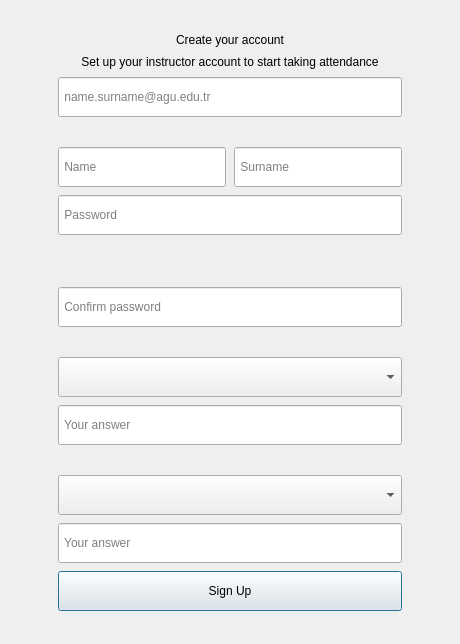
Qt form ui/create_account_window.ui (imndllnuri/students-attendance-app) before a commit.
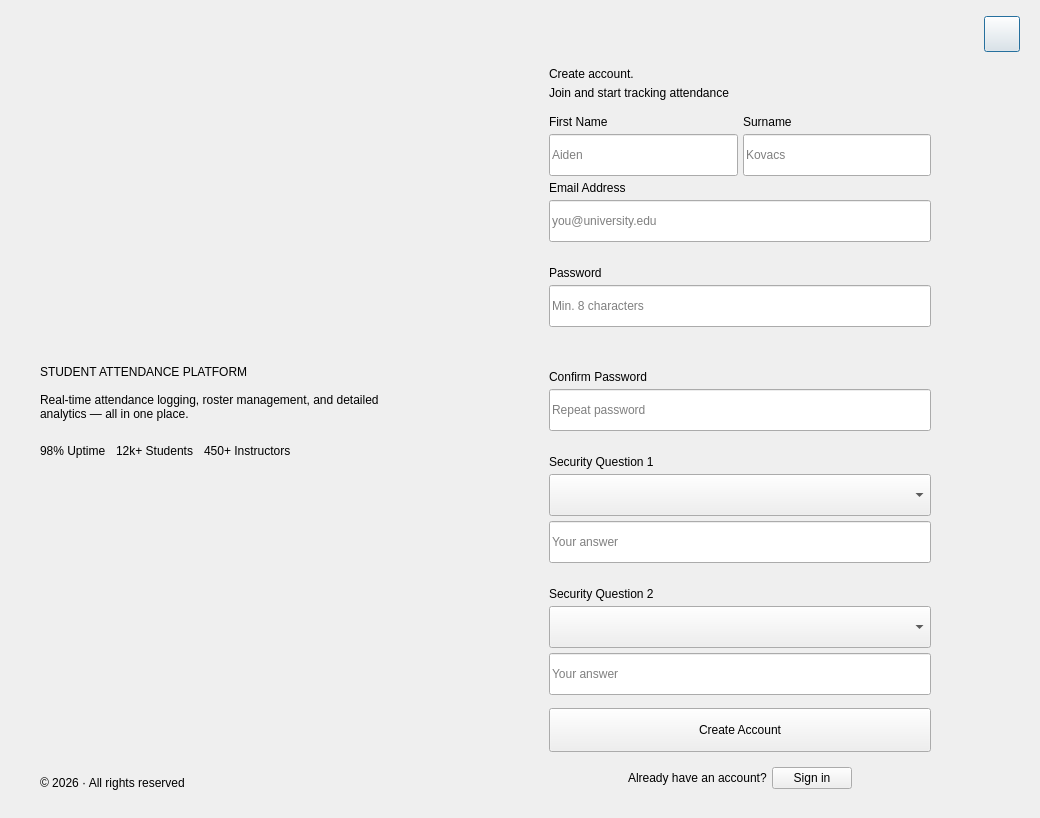
The same form after that commit. Icons and pictures are not drawn.

Commit message: AttendU redesign: new theme system + auth screens (Login/Signup/Reset)

Diff of the .ui file:
```diff
--- a/ui/create_account_window.ui
+++ b/ui/create_account_window.ui
@@ -6,94 +6,225 @@
    <rect>
     <x>0</x>
     <y>0</y>
-    <width>460</width>
-    <height>640</height>
+    <width>1040</width>
+    <height>760</height>
    </rect>
   </property>
   <property name="windowTitle">
    <string>Create Account</string>
   </property>
-  <layout class="QVBoxLayout" name="root_layout">
+  <layout class="QHBoxLayout" name="root_layout">
    <property name="leftMargin"><number>0</number></property>
    <property name="topMargin"><number>0</number></property>
    <property name="rightMargin"><number>0</number></property>
    <property name="bottomMargin"><number>0</number></property>
+   <property name="spacing"><number>0</number></property>
    <item>
-    <widget class="QWidget" name="background" native="true">
-     <layout class="QVBoxLayout" name="background_layout">
+    <widget class="QWidget" name="auth_left_panel" native="true">
+     <property name="minimumSize"><size><width>380</width><height>0</height></size></property>
+     <property name="maximumSize"><size><width>440</width><height>16777215</height></size></property>
+     <layout class="QVBoxLayout" name="left_panel_layout">
+      <property name="leftMargin"><number>40</number></property>
+      <property name="topMargin"><number>36</number></property>
+      <property name="rightMargin"><number>40</number></property>
+      <property name="bottomMargin"><number>28</number></property>
+      <property name="spacing"><number>0</number></property>
       <item>
-       <spacer name="top_spacer">
+       <widget class="QLabel" name="agu_logo_lbl">
+        <property name="maximumSize"><size><width>16777215</width><height>48</height></size></property>
+        <property name="alignment"><set>Qt::AlignLeft|Qt::AlignVCenter</set></property>
+        <property name="pixmap">
+         <pixmap resource="../resources/images/qrc.qrc">:/images/abdullah_gul-universitesi-logo.png</pixmap>
+        </property>
+        <property name="scaledContents"><bool>true</bool></property>
+       </widget>
+      </item>
+      <item>
+       <spacer name="left_top_spacer">
         <property name="orientation"><enum>Qt::Vertical</enum></property>
         <property name="sizeType"><enum>QSizePolicy::Expanding</enum></property>
         <property name="sizeHint" stdset="0"><size><width>20</width><height>40</height></size></property>
        </spacer>
       </item>
       <item>
-       <layout class="QHBoxLayout" name="center_layout">
+       <widget class="QLabel" name="auth_eyebrow_lbl">
+        <property name="text"><string>STUDENT ATTENDANCE PLATFORM</string></property>
+       </widget>
+      </item>
+      <item>
+       <widget class="QLabel" name="auth_headline_lbl">
+        <property name="wordWrap"><bool>true</bool></property>
+        <property name="text"><string/></property>
+       </widget>
+      </item>
+      <item>
+       <widget class="QLabel" name="auth_supporting_lbl">
+        <property name="wordWrap"><bool>true</bool></property>
+        <property name="text"><string>Real-time attendance logging, roster management, and detailed analytics — all in one place.</string></property>
+       </widget>
+      </item>
+      <item>
+       <layout class="QHBoxLayout" name="auth_stats_row">
+        <property name="topMargin"><number>20</number></property>
+        <property name="spacing"><number>10</number></property>
         <item>
-         <spacer name="left_spacer">
+         <widget class="QLabel" name="auth_stat_1_lbl">
+          <property name="text"><string>98% Uptime</string></property>
+         </widget>
+        </item>
+        <item>
+         <widget class="QLabel" name="auth_stat_2_lbl">
+          <property name="text"><string>12k+ Students</string></property>
+         </widget>
+        </item>
+        <item>
+         <widget class="QLabel" name="auth_stat_3_lbl">
+          <property name="text"><string>450+ Instructors</string></property>
+         </widget>
+        </item>
+        <item>
+         <spacer name="auth_stats_spacer">
           <property name="orientation"><enum>Qt::Horizontal</enum></property>
           <property name="sizeType"><enum>QSizePolicy::Expanding</enum></property>
+          <property name="sizeHint" stdset="0"><size><width>10</width><height>20</height></size></property>
+         </spacer>
+        </item>
+       </layout>
+      </item>
+      <item>
+       <spacer name="left_bottom_spacer">
+        <property name="orientation"><enum>Qt::Vertical</enum></property>
+        <property name="sizeType"><enum>QSizePolicy::Expanding</enum></property>
+        <property name="sizeHint" stdset="0"><size><width>20</width><height>40</height></size></property>
+       </spacer>
+      </item>
+      <item>
+       <widget class="QLabel" name="auth_footer_lbl">
+        <property name="text"><string>© 2026 · All rights reserved</string></property>
+       </widget>
+      </item>
+     </layout>
+    </widget>
+   </item>
+   <item>
+    <widget class="QWidget" name="auth_right_panel" native="true">
+     <layout class="QVBoxLayout" name="right_panel_layout">
+      <property name="leftMargin"><number>0</number></property>
+      <property name="topMargin"><number>0</number></property>
+      <property name="rightMargin"><number>0</number></property>
+      <property name="bottomMargin"><number>0</number></property>
+      <item>
+       <layout class="QHBoxLayout" name="theme_toggle_row">
+        <property name="leftMargin"><number>20</number></property>
+        <property name="topMargin"><number>16</number></property>
+        <property name="rightMargin"><number>20</number></property>
+        <item>
+         <spacer name="theme_toggle_spacer">
+          <property name="orientation"><enum>Qt::Horizontal</enum></property>
+          <property name="sizeType"><enum>QSizePolicy::Expanding</enum></property>
           <property name="sizeHint" stdset="0"><size><width>40</width><height>20</height></size></property>
          </spacer>
         </item>
         <item>
-         <widget class="QFrame" name="card_frame">
+         <widget class="QPushButton" name="theme_toggle_btn">
+          <property name="minimumSize"><size><width>36</width><height>36</height></size></property>
+          <property name="maximumSize"><size><width>36</width><height>36</height></size></property>
+          <property name="text"><string/></property>
+         </widget>
+        </item>
+       </layout>
+      </item>
+      <item>
+       <layout class="QHBoxLayout" name="form_center_layout">
+        <item>
+         <spacer name="form_left_spacer">
+          <property name="orientation"><enum>Qt::Horizontal</enum></property>
+          <property name="sizeType"><enum>QSizePolicy::Expanding</enum></property>
+          <property name="sizeHint" stdset="0"><size><width>40</width><height>20</height></size></property>
+         </spacer>
+        </item>
+        <item>
+         <widget class="QWidget" name="form_widget" native="true">
           <property name="minimumSize"><size><width>400</width><height>0</height></size></property>
-          <property name="maximumSize"><size><width>400</width><height>16777215</height></size></property>
-          <layout class="QVBoxLayout" name="card_layout">
-           <property name="leftMargin"><number>28</number></property>
-           <property name="topMargin"><number>24</number></property>
-           <property name="rightMargin"><number>28</number></property>
-           <property name="bottomMargin"><number>24</number></property>
-           <property name="spacing"><number>8</number></property>
+          <property name="maximumSize"><size><width>440</width><height>16777215</height></size></property>
+          <layout class="QVBoxLayout" name="form_layout">
+           <property name="spacing"><number>5</number></property>
            <item>
             <widget class="QLabel" name="title_lbl">
-             <property name="alignment"><set>Qt::AlignCenter</set></property>
-             <property name="text"><string>Create your account</string></property>
+             <property name="text"><string>Create account.</string></property>
             </widget>
            </item>
            <item>
             <widget class="QLabel" name="subtitle_lbl">
-             <property name="alignment"><set>Qt::AlignCenter</set></property>
              <property name="wordWrap"><bool>true</bool></property>
-             <property name="text"><string>Set up your instructor account to start taking attendance</string></property>
+             <property name="text"><string>Join and start tracking attendance</string></property>
             </widget>
            </item>
            <item>
-            <widget class="QLineEdit" name="email_le">
-             <property name="minimumSize"><size><width>0</width><height>40</height></size></property>
-             <property name="placeholderText"><string> name.surname@agu.edu.tr</string></property>
-            </widget>
+            <spacer name="form_top_spacer">
+             <property name="orientation"><enum>Qt::Vertical</enum></property>
+             <property name="sizeType"><enum>QSizePolicy::Fixed</enum></property>
+             <property name="sizeHint" stdset="0"><size><width>20</width><height>10</height></size></property>
+            </spacer>
            </item>
            <item>
-            <widget class="QLabel" name="email_error_lbl">
-             <property name="visible"><bool>false</bool></property>
-             <property name="wordWrap"><bool>true</bool></property>
-             <property name="text"><string/></property>
-            </widget>
+            <layout class="QHBoxLayout" name="name_label_row">
+             <item>
+              <widget class="QLabel" name="name_field_lbl">
+               <property name="text"><string>First Name</string></property>
+              </widget>
+             </item>
+             <item>
+              <widget class="QLabel" name="surname_field_lbl">
+               <property name="text"><string>Surname</string></property>
+              </widget>
+             </item>
+            </layout>
            </item>
            <item>
             <layout class="QHBoxLayout" name="name_row">
              <item>
               <widget class="QLineEdit" name="name_le">
-               <property name="minimumSize"><size><width>0</width><height>40</height></size></property>
-               <property name="placeholderText"><string> Name</string></property>
+               <property name="minimumSize"><size><width>0</width><height>42</height></size></property>
+               <property name="placeholderText"><string>Aiden</string></property>
               </widget>
              </item>
              <item>
               <widget class="QLineEdit" name="surname_le">
-               <property name="minimumSize"><size><width>0</width><height>40</height></size></property>
-               <property name="placeholderText"><string> Surname</string></property>
+               <property name="minimumSize"><size><width>0</width><height>42</height></size></property>
+               <property name="placeholderText"><string>Kovacs</string></property>
               </widget>
              </item>
             </layout>
            </item>
+           <item>
+            <widget class="QLabel" name="email_field_lbl">
+             <property name="text"><string>Email Address</string></property>
+            </widget>
+           </item>
+           <item>
+            <widget class="QLineEdit" name="email_le">
+             <property name="minimumSize"><size><width>0</width><height>42</height></size></property>
+             <property name="placeholderText"><string>you@university.edu</string></property>
+            </widget>
+           </item>
+           <item>
+            <widget class="QLabel" name="email_error_lbl">
+             <property name="visible"><bool>false</bool></property>
+             <property name="wordWrap"><bool>true</bool></property>
+             <property name="text"><string/></property>
+            </widget>
+           </item>
+           <item>
+            <widget class="QLabel" name="password_field_lbl">
+             <property name="text"><string>Password</string></property>
+            </widget>
+           </item>
            <item>
             <widget class="QLineEdit" name="password_le">
-             <property name="minimumSize"><size><width>0</width><height>40</height></size></property>
+             <property name="minimumSize"><size><width>0</width><height>42</height></size></property>
              <property name="echoMode"><enum>QLineEdit::Password</enum></property>
-             <property name="placeholderText"><string> Password</string></property>
+             <property name="placeholderText"><string>Min. 8 characters</string></property>
             </widget>
            </item>
            <item>
@@ -108,11 +239,16 @@
              <property name="text"><string/></property>
             </widget>
            </item>
+           <item>
+            <widget class="QLabel" name="confirm_password_field_lbl">
+             <property name="text"><string>Confirm Password</string></property>
+            </widget>
+           </item>
            <item>
             <widget class="QLineEdit" name="password_again_le">
-             <property name="minimumSize"><size><width>0</width><height>40</height></size></property>
+             <property name="minimumSize"><size><width>0</width><height>42</height></size></property>
              <property name="echoMode"><enum>QLineEdit::Password</enum></property>
-             <property name="placeholderText"><string> Confirm password</string></property>
+             <property name="placeholderText"><string>Repeat password</string></property>
             </widget>
            </item>
            <item>
@@ -122,15 +258,20 @@
              <property name="text"><string/></property>
             </widget>
            </item>
+           <item>
+            <widget class="QLabel" name="security_question_field_lbl">
+             <property name="text"><string>Security Question 1</string></property>
+            </widget>
+           </item>
            <item>
             <widget class="QComboBox" name="security_question_ComboBox">
-             <property name="minimumSize"><size><width>0</width><height>40</height></size></property>
+             <property name="minimumSize"><size><width>0</width><height>42</height></size></property>
             </widget>
            </item>
            <item>
             <widget class="QLineEdit" name="answer_le">
-             <property name="minimumSize"><size><width>0</width><height>40</height></size></property>
-             <property name="placeholderText"><string> Your answer</string></property>
+             <property name="minimumSize"><size><width>0</width><height>42</height></size></property>
+             <property name="placeholderText"><string>Your answer</string></property>
             </widget>
            </item>
            <item>
@@ -140,28 +281,70 @@
              <property name="text"><string/></property>
             </widget>
            </item>
+           <item>
+            <widget class="QLabel" name="security_question_2_field_lbl">
+             <property name="text"><string>Security Question 2</string></property>
+            </widget>
+           </item>
            <item>
             <widget class="QComboBox" name="security_question_2_ComboBox">
-             <property name="minimumSize"><size><width>0</width><height>40</height></size></property>
+             <property name="minimumSize"><size><width>0</width><height>42</height></size></property>
             </widget>
            </item>
            <item>
             <widget class="QLineEdit" name="answer_2_le">
-             <property name="minimumSize"><size><width>0</width><height>40</height></size></property>
-             <property name="placeholderText"><string> Your answer</string></property>
+             <property name="minimumSize"><size><width>0</width><height>42</height></size></property>
+             <property name="placeholderText"><string>Your answer</string></property>
             </widget>
            </item>
+           <item>
+            <spacer name="form_bottom_spacer">
+             <property name="orientation"><enum>Qt::Vertical</enum></property>
+             <property name="sizeType"><enum>QSizePolicy::Fixed</enum></property>
+             <property name="sizeHint" stdset="0"><size><width>20</width><height>8</height></size></property>
+            </spacer>
+           </item>
            <item>
             <widget class="QPushButton" name="sign_up_btn">
-             <property name="minimumSize"><size><width>0</width><height>40</height></size></property>
-             <property name="text"><string>Sign Up</string></property>
+             <property name="minimumSize"><size><width>0</width><height>44</height></size></property>
+             <property name="text"><string>Create Account</string></property>
             </widget>
            </item>
+           <item>
+            <layout class="QHBoxLayout" name="sign_in_row">
+             <property name="topMargin"><number>10</number></property>
+             <property name="bottomMargin"><number>20</number></property>
+             <item>
+              <spacer name="sign_in_left_spacer">
+               <property name="orientation"><enum>Qt::Horizontal</enum></property>
+               <property name="sizeType"><enum>QSizePolicy::Expanding</enum></property>
+               <property name="sizeHint" stdset="0"><size><width>40</width><height>20</height></size></property>
+              </spacer>
+             </item>
+             <item>
+              <widget class="QLabel" name="sign_in_prompt_lbl">
+               <property name="text"><string>Already have an account?</string></property>
+              </widget>
+             </item>
+             <item>
+              <widget class="QPushButton" name="sign_in_btn">
+               <property name="text"><string>Sign in</string></property>
+              </widget>
+             </item>
+             <item>
+              <spacer name="sign_in_right_spacer">
+               <property name="orientation"><enum>Qt::Horizontal</enum></property>
+               <property name="sizeType"><enum>QSizePolicy::Expanding</enum></property>
+               <property name="sizeHint" stdset="0"><size><width>40</width><height>20</height></size></property>
+              </spacer>
+             </item>
+            </layout>
+           </item>
           </layout>
          </widget>
         </item>
         <item>
-         <spacer name="right_spacer">
+         <spacer name="form_right_spacer">
           <property name="orientation"><enum>Qt::Horizontal</enum></property>
           <property name="sizeType"><enum>QSizePolicy::Expanding</enum></property>
           <property name="sizeHint" stdset="0"><size><width>40</width><height>20</height></size></property>
@@ -170,10 +353,10 @@
        </layout>
       </item>
       <item>
-       <spacer name="bottom_spacer">
+       <spacer name="right_panel_bottom_spacer">
         <property name="orientation"><enum>Qt::Vertical</enum></property>
         <property name="sizeType"><enum>QSizePolicy::Expanding</enum></property>
-        <property name="sizeHint" stdset="0"><size><width>20</width><height>40</height></size></property>
+        <property name="sizeHint" stdset="0"><size><width>20</width><height>20</height></size></property>
        </spacer>
       </item>
      </layout>
```
Left out of the diff: 4 changed lines with no effect on the pictures. The commit also changes 38 other files.
